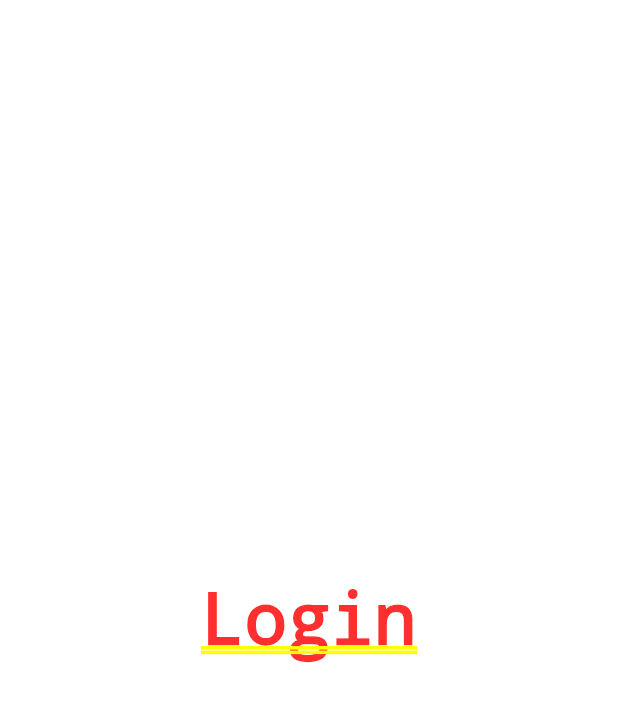
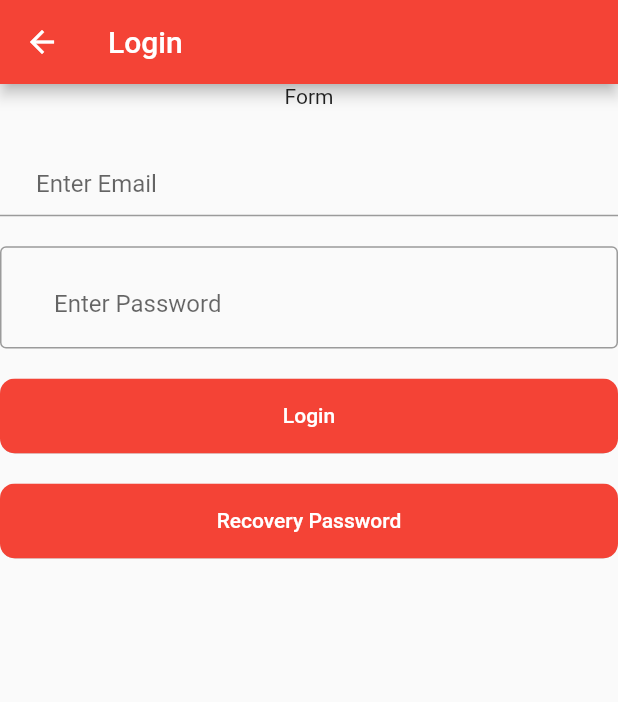
Before and after one commit to IkramGhalib/Firebase_App, a Flutter app: the screen it shows after launch, after a tap on "Login", on a phone screen of 412 x 824 dp. Shown: the top 702 px of the screen. Run offline on Flutter 3.47's test engine with Material 2 defaults, Android fonts, the phone set to English and light mode, and no system bars; drawn by our look-alikes of modal_progress_hud_nsn; our stand-ins replace firebase_auth, firebase_core, fluttertoast; accounts and stored records are empty.

Commit message:
recovery password

```diff
--- a/lib/screens/login.dart
+++ b/lib/screens/login.dart
@@ -1,16 +1,135 @@
+import 'package:firebase_app/components/round_button.dart';
+import 'package:firebase_app/screens/password_recovery.dart';
+import 'package:firebase_auth/firebase_auth.dart';
 import 'package:flutter/material.dart';
+import 'package:fluttertoast/fluttertoast.dart';
+import 'package:modal_progress_hud_nsn/modal_progress_hud_nsn.dart';
 
+class Login extends StatefulWidget {
+  const Login({Key? key}) : super(key: key);
 
-class Login extends StatelessWidget {
-  const Login({ Key? key }) : super(key: key);
+  @override
+  _LoginState createState() => _LoginState();
+}
+
+class _LoginState extends State<Login> {
+  FirebaseAuth _auth = FirebaseAuth.instance;
+  TextEditingController emailcontroller = TextEditingController();
+  TextEditingController passwordcontroller = TextEditingController();
+  String email = '', password = '';
+  final _formkey = GlobalKey<FormState>();
+  bool showSpinner = false;
 
   @override
   Widget build(BuildContext context) {
-    return Center(
-      child: Container(
-        child: Text("Login"),
+    return ModalProgressHUD(
+      inAsyncCall: showSpinner,
+      child: Scaffold(
+        appBar: AppBar(
+          title: Text('Login'),
+        ),
+        body: Column(
+          children: [
+            Text("Form"),
+            SizedBox(
+              height: 20,
+            ),
+            Form(
+                key: _formkey,
+                child: Column(
+                  children: [
+                    TextFormField(
+                      controller: emailcontroller,
+                      keyboardType: TextInputType.emailAddress,
+                      decoration: InputDecoration(
+                        hintText: "Enter Email",
+                        prefix: Icon(Icons.email),
+                      ),
+                      onChanged: (String value) {
+                        email = value;
+                      },
+                      validator: (value) {
+                        return value!.isEmpty ? "Enter the Email" : null;
+                      },
+                    ),
+                    SizedBox(
+                      height: 20,
+                    ),
+                    TextFormField(
+                      controller: passwordcontroller,
+                      keyboardType: TextInputType.emailAddress,
+                      obscureText: true,
+                      decoration: InputDecoration(
+                          hintText: "Enter Password",
+                          prefix: Icon(Icons.lock),
+                          border: OutlineInputBorder()),
+                      onChanged: (String value) {
+                        password = value;
+                      },
+                      validator: (value) {
+                        return value!.isEmpty ? "Enter the Email" : null;
+                      },
+                    ),
+                    SizedBox(
+                      height: 20,
+                    ),
+                    RoundButton(
+                        title: "Login",
+                        onPress: () async {
+                          if (_formkey.currentState!.validate()) {
+                            setState(() {
+                              showSpinner = true;
+                            });
+                            try {
+                              final user =
+                                  await _auth.signInWithEmailAndPassword(
+                                      email: emailcontroller.toString().trim(),
+                                      password:
+                                          passwordcontroller.toString().trim());
+                              if (user != null) {
+                                print("Success");
+                                toastMassage("User Create");
+                                setState(() {
+                                  showSpinner = false;
+                                });
+                              }
+                            } catch (e) {
+                              print(e.toString());
+                              toastMassage(e.toString());
+                              setState(() {
+                                showSpinner = false;
+                              });
+                            }
+                          }
+                        }),
+                    SizedBox(
+                      height: 20.0,
+                    ),
+                    RoundButton(
+                        title: "Recovery Password",
+                        onPress: () {
+                          Navigator.push(
+                              context,
+                              MaterialPageRoute(
+                                  builder: (context) => RecoveryPassword()));
 
+                        })
+                  ],
+                ))
+          ],
+        ),
       ),
     );
   }
+
+  void toastMassage(massage) {
+    Fluttertoast.showToast(
+        msg: massage.toString(),
+        toastLength: Toast.LENGTH_SHORT,
+        gravity: ToastGravity.SNACKBAR,
+        timeInSecForIosWeb: 1,
+        backgroundColor: Colors.red,
+        textColor: Colors.white,
+        fontSize: 16.0);
+  }
 }
```
Also changed, not shown: lib/screens/add_post.dart (added, +73 -0 lines), lib/screens/home.dart (added, +40 -0 lines), lib/screens/password_recovery.dart (added, +104 -0 lines), lib/screens/signup.dart (+37 -34 lines).
